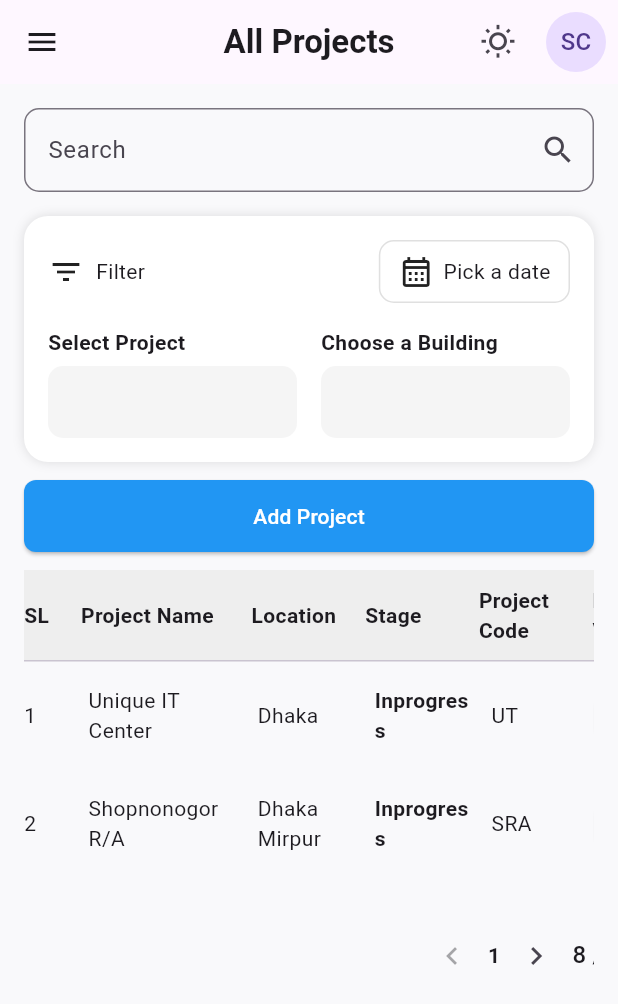
After one commit to tasnimislamraisa/FathSoft, a Flutter app: the ProjectsScreen screen opened directly, on a phone screen of 412 x 824 dp. The commit adds this screen. Shown: the top 1004 px of the screen. Run offline on Flutter 3.47's test engine with Material 3 defaults, Android fonts, the phone set to English and light mode, and no system bars; our stand-ins replace fl_chart, get, logger, shared_preferences; accounts and stored records are empty.

Commit message:
projects screen

```diff
--- a/task_1_ios_app/lib/my-imports.dart
+++ b/task_1_ios_app/lib/my-imports.dart
@@ -34,5 +34,9 @@ export 'package:task_1_ios_app/presentation/screens/home-screen/home-screen.dart
 export 'package:task_1_ios_app/presentation/screens/login/login-screen.dart';
 export 'package:task_1_ios_app/presentation/screens/notification-screen/notification-screen.dart';
 export 'package:task_1_ios_app/presentation/screens/profile-screen/profile-screen.dart';
+export 'package:task_1_ios_app/presentation/screens/project-control-screen/project-control-widget/add-button-widget.dart';
+export 'package:task_1_ios_app/presentation/screens/project-control-screen/project-control-widget/pagination-widget.dart';
+export 'package:task_1_ios_app/presentation/screens/project-control-screen/project-control-widget/project-app-bar-widget.dart';
+export 'package:task_1_ios_app/presentation/screens/project-control-screen/project-control-widget/search-widget.dart';
 export 'package:task_1_ios_app/presentation/screens/register/register_screen.dart';
 export 'package:task_1_ios_app/utility/app-color.dart';
--- a/task_1_ios_app/lib/presentation/screens/home-screen/home-screen-widgets/home-custom-drawer.dart
+++ b/task_1_ios_app/lib/presentation/screens/home-screen/home-screen-widgets/home-custom-drawer.dart
@@ -1,6 +1,8 @@
 import 'package:task_1_ios_app/my-imports.dart';
 import 'package:task_1_ios_app/presentation/screens/dashboard-screen/land-property-screen.dart';
 import 'package:task_1_ios_app/presentation/screens/dashboard-screen/rats-apartment-screen.dart';
+import 'package:task_1_ios_app/presentation/screens/project-control-screen/project-types-screen.dart';
+import 'package:task_1_ios_app/presentation/screens/project-control-screen/projects-screen.dart';
 
 class CustomDrawer extends StatelessWidget {
   final String selectedItem;
@@ -130,7 +132,7 @@ class CustomDrawer extends StatelessWidget {
                       label: 'Project Type',
                       selectedItem: selectedItem,
                       onTap: () {
-                        Get.to(() => DashboardScreen());
+                        Get.to(() => ProjectTypeScreen());
                         // TODO: Navigation or state update
                       },
                     ),
@@ -140,7 +142,7 @@ class CustomDrawer extends StatelessWidget {
                       selectedItem: selectedItem,
                       onTap: () {
                         // TODO: Navigation or state update
-                        Get.to(() => RatsOrApartmentScreen());
+                        Get.to(() => const ProjectsScreen());
                       },
                     ),
                     DrawerItem(
--- /dev/null
+++ b/task_1_ios_app/lib/presentation/screens/project-control-screen/project-control-widget/add-button-widget.dart
@@ -0,0 +1,23 @@
+import 'package:task_1_ios_app/my-imports.dart';
+
+class AddButton extends StatelessWidget {
+  const AddButton({
+    super.key,
+    required this.title,
+  });
+  final String title;
+
+  @override
+  Widget build(BuildContext context) {
+    return ElevatedButton(
+      onPressed: () {},
+      style: ElevatedButton.styleFrom(
+        foregroundColor: Colors.white,
+        backgroundColor: Colors.blue,
+        padding: const EdgeInsets.symmetric(horizontal: 16, vertical: 14),
+        shape: RoundedRectangleBorder(borderRadius: BorderRadius.circular(8)),
+      ),
+      child: Text(title),
+    );
+  }
+}
--- /dev/null
+++ b/task_1_ios_app/lib/presentation/screens/project-control-screen/project-control-widget/pagination-widget.dart
@@ -0,0 +1,51 @@
+import "package:task_1_ios_app/my-imports.dart";
+
+Widget paginationSection({
+  required int currentPage,
+  required int totalPages,
+  required int selectedPageSize,
+  required Function(int) onPageChanged,
+  required Function(int?) onPageSizeChanged,
+}) {
+  return Padding(
+    padding: const EdgeInsets.symmetric(vertical: 16.0),
+    child: Row(
+      mainAxisAlignment: MainAxisAlignment.center,
+      children: [
+        // Page navigation buttons
+        Row(
+          children: [
+            IconButton(
+              icon: const Icon(Icons.chevron_left),
+              onPressed:
+                  currentPage > 1 ? () => onPageChanged(currentPage - 1) : null,
+            ),
+            Text(
+              '$currentPage',
+              style: const TextStyle(fontWeight: FontWeight.bold),
+            ),
+            IconButton(
+              icon: const Icon(Icons.chevron_right),
+              onPressed: currentPage < totalPages
+                  ? () => onPageChanged(currentPage + 1)
+                  : null,
+            ),
+          ],
+        ),
+
+        // Page size dropdown
+        DropdownButton<int>(
+          value: selectedPageSize,
+          underline: const SizedBox(),
+          borderRadius: BorderRadius.circular(10),
+          items: const [
+            DropdownMenuItem(value: 5, child: Text("5 / page")),
+            DropdownMenuItem(value: 8, child: Text("8 / page")),
+            DropdownMenuItem(value: 10, child: Text("10 / page")),
+          ],
+          onChanged: onPageSizeChanged,
+        ),
+      ],
+    ),
+  );
+}
--- /dev/null
+++ b/task_1_ios_app/lib/presentation/screens/project-control-screen/project-control-widget/project-app-bar-widget.dart
@@ -0,0 +1,27 @@
+import 'package:task_1_ios_app/my-imports.dart';
+
+class CustomProjectAppBar extends StatelessWidget
+    implements PreferredSizeWidget {
+  final String title;
+
+  const CustomProjectAppBar({super.key, required this.title});
+
+  @override
+  Widget build(BuildContext context) {
+    return AppBar(
+      title: Text(title, style: const TextStyle(fontWeight: FontWeight.w600)),
+      centerTitle: true,
+      elevation: 0,
+      actions: [
+        IconButton(
+          onPressed: () {},
+          icon: const Icon(Icons.wb_sunny_outlined),
+        ),
+        BuildProfileMenu(),
+      ],
+    );
+  }
+
+  @override
+  Size get preferredSize => const Size.fromHeight(kToolbarHeight);
+}
--- /dev/null
+++ b/task_1_ios_app/lib/presentation/screens/project-control-screen/project-control-widget/search-widget.dart
@@ -0,0 +1,20 @@
+import 'package:task_1_ios_app/my-imports.dart';
+
+class Search extends StatelessWidget {
+  const Search({
+    super.key,
+  });
+
+  @override
+  Widget build(BuildContext context) {
+    return TextField(
+      decoration: InputDecoration(
+        hintText: "Search",
+        suffixIcon: const Icon(Icons.search),
+        border: OutlineInputBorder(
+          borderRadius: BorderRadius.circular(10),
+        ),
+      ),
+    );
+  }
+}
--- /dev/null
+++ b/task_1_ios_app/lib/presentation/screens/project-control-screen/projects-screen.dart
@@ -0,0 +1,220 @@
+import 'package:task_1_ios_app/my-imports.dart';
+
+class ProjectsScreen extends StatelessWidget {
+  const ProjectsScreen({super.key});
+
+  @override
+  Widget build(BuildContext context) {
+    final List<Map<String, String>> projects = [
+      {
+        'name': 'Unique IT Center',
+        'location': 'Dhaka',
+        'stage': 'Inprogress',
+        'code': 'UT',
+        'status': 'active'
+      },
+      {
+        'name': 'Shopnonogor R/A',
+        'location': 'Dhaka Mirpur',
+        'stage': 'Inprogress',
+        'code': 'SRA',
+        'status': 'active'
+      },
+    ];
+
+    return Scaffold(
+      backgroundColor: AppColors.bgColor,
+      appBar: const CustomProjectAppBar(title: 'All Projects'),
+      drawer: const CustomDrawer(selectedItem: ''),
+      body: ListView(
+        padding: const EdgeInsets.all(16),
+        children: [
+          Search(),
+          const SizedBox(height: 16),
+          FilterCard(),
+          const SizedBox(height: 12),
+          const AddButton(title: 'Add Project'),
+          const SizedBox(height: 12),
+          SingleChildScrollView(
+            scrollDirection: Axis.horizontal,
+            child: SizedBox(
+              width: 720,
+              child: _buildProjectsTable(context, projects),
+            ),
+          ),
+        ],
+      ),
+    );
+  }
+
+  Widget _buildProjectsTable(
+      BuildContext context, List<Map<String, String>> projects) {
+    return Column(
+      children: [
+        _buildTableHeader(),
+        const Divider(height: 1),
+        ...projects.asMap().entries.map((entry) {
+          final index = entry.key;
+          final item = entry.value;
+          return Container(
+            padding: const EdgeInsets.symmetric(vertical: 12),
+            child: Row(
+              children: [
+                _tableCell('${index + 1}', flex: 1),
+                const SizedBox(
+                  width: 8,
+                ),
+                _tableCell(item['name']!, flex: 3),
+                const SizedBox(
+                  width: 8,
+                ),
+                _tableCell(item['location']!, flex: 2),
+                const SizedBox(
+                  width: 8,
+                ),
+                _tableCell(item['stage']!, flex: 2, bold: true),
+                const SizedBox(
+                  width: 8,
+                ),
+                _tableCell(item['code']!, flex: 2),
+                _viewButton(flex: 2),
+                const SizedBox(
+                  width: 8,
+                ),
+                _viewButton(flex: 2),
+                const SizedBox(
+                  width: 8,
+                ),
+                _statusTag(item['status']!, flex: 2),
+                const SizedBox(
+                  width: 8,
+                ),
+                _actionButtons(flex: 3),
+              ],
+            ),
+          );
+        }).toList(),
+        const SizedBox(height: 12),
+        Align(
+          alignment: Alignment.centerRight,
+          child: paginationSection(
+            currentPage: 1,
+            totalPages: 3,
+            selectedPageSize: 8,
+            onPageChanged: (newPage) {},
+            onPageSizeChanged: (newSize) {},
+          ),
+        ),
+      ],
+    );
+  }
+
+  Widget _buildTableHeader() {
+    return Container(
+      padding: const EdgeInsets.symmetric(vertical: 10),
+      color: Colors.grey.shade200,
+      child: Row(
+        children: [
+          _headerCell("SL", flex: 1),
+          _headerCell("Project Name", flex: 3),
+          _headerCell("Location", flex: 2),
+          _headerCell("Stage", flex: 2),
+          _headerCell("Project Code", flex: 2),
+          _headerCell("Project View", flex: 2),
+          _headerCell("Site View", flex: 2),
+          _headerCell("Status", flex: 2),
+          _headerCell("Actions", flex: 3),
+        ],
+      ),
+    );
+  }
+
+  Widget _headerCell(String text, {int flex = 1}) {
+    return Expanded(
+      flex: flex,
+      child: Text(
+        text,
+        style: const TextStyle(fontWeight: FontWeight.bold),
+      ),
+    );
+  }
+
+  Widget _tableCell(String text, {int flex = 1, bool bold = false}) {
+    return Expanded(
+      flex: flex,
+      child: Text(
+        text,
+        style:
+            TextStyle(fontWeight: bold ? FontWeight.bold : FontWeight.normal),
+      ),
+    );
+  }
+
+  Widget _viewButton({int flex = 1}) {
+    return Expanded(
+      flex: flex,
+      child: ElevatedButton(
+        onPressed: () {},
+        style: ElevatedButton.styleFrom(
+          backgroundColor: Colors.orange,
+          padding: const EdgeInsets.symmetric(horizontal: 12, vertical: 4),
+          minimumSize: const Size(double.infinity, 30),
+          shape: RoundedRectangleBorder(
+            borderRadius: BorderRadius.circular(8),
+          ),
+        ),
+        child: const Text("View", style: TextStyle(color: Colors.white)),
+      ),
+    );
+  }
+
+  Widget _statusTag(String status, {int flex = 1}) {
+    return Expanded(
+      flex: flex,
+      child: Container(
+        padding: const EdgeInsets.symmetric(horizontal: 12, vertical: 4),
+        decoration: BoxDecoration(
+          color: Colors.green.shade100,
+          borderRadius: BorderRadius.circular(8),
+        ),
+        child: Text(status, style: const TextStyle(color: Colors.green)),
+      ),
+    );
+  }
+
+  Widget _actionButtons({int flex = 3}) {
+    return Expanded(
+      flex: flex,
+      child: SingleChildScrollView(
+        scrollDirection: Axis.horizontal,
+        child: Row(
+          children: [
+            ElevatedButton(
+              onPressed: () {},
+              style: ElevatedButton.styleFrom(
+                backgroundColor: Colors.blue,
+                minimumSize: const Size(60, 30),
+                shape: RoundedRectangleBorder(
+                  borderRadius: BorderRadius.circular(8),
+                ),
+              ),
+              child: const Text("Edit"),
+            ),
+            const SizedBox(width: 6),
+            ElevatedButton(
+              onPressed: () {},
+              style: ElevatedButton.styleFrom(
+                backgroundColor: Colors.red,
+                minimumSize: const Size(60, 30),
+                shape: RoundedRectangleBorder(
+                  borderRadius: BorderRadius.circular(8),
+                ),
+              ),
+              child: const Text("Delete"),
+            ),
+          ],
+        ),
+      ),
+    );
+  }
+}
```
Also changed, not shown: task_1_ios_app/lib/presentation/screens/project-control-screen/project-types-screen.dart (+147 -0 lines).
